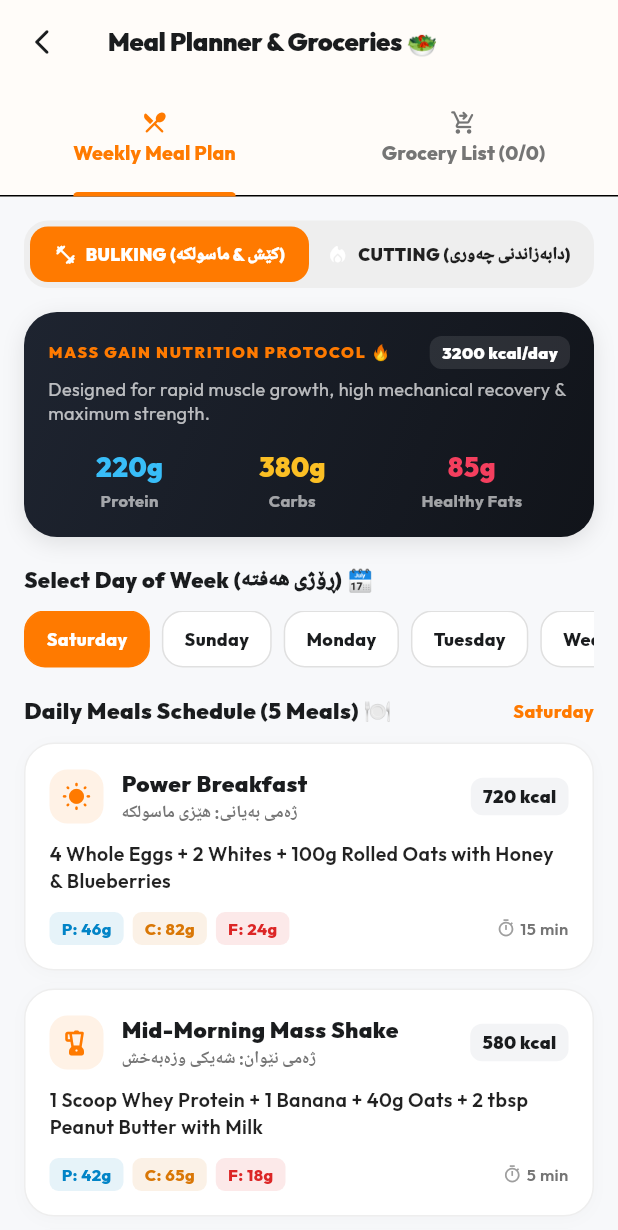
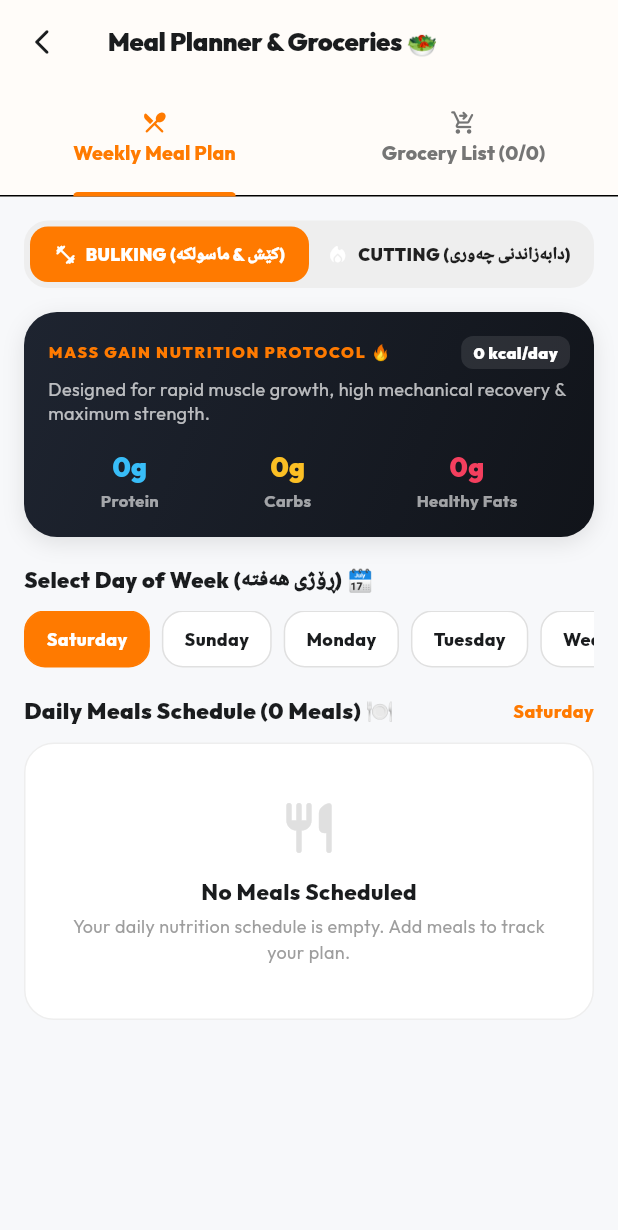
Before and after one commit to Ibrahim-pti/gym-bilal, a Flutter app: the WeeklyMealPlannerScreen screen opened directly, on a phone screen of 412 x 824 dp. Shown: the top 1230 px of the screen. Run offline on Flutter 3.47's test engine with Material 3 defaults, Android fonts, the phone set to English and light mode, and no system bars; our stand-ins replace flutter_local_notifications, google_fonts, qr_flutter, timezone, webview_flutter; missing offline and left inert: rasedi_flutter_sdk.

Commit message:
Purge all remaining written mock data, macro numbers, and sample entries across entire app

```diff
--- a/lib/features/calorie/presentation/screens/calorie_screen.dart
+++ b/lib/features/calorie/presentation/screens/calorie_screen.dart
@@ -613,7 +613,7 @@ class _CalorieScreenState extends State<CalorieScreen> {
                 ),
                 SizedBox(height: 2),
                 Text(
-                  'Creatine, Whey Isolate, Omega-3 • 4/6 Taken',
+                  'Daily vitamins & supplement stack',
                   style: TextStyle(fontSize: 11.5, color: Color(0xFF7E22CE), fontWeight: FontWeight.w500),
                 ),
               ],
--- a/lib/features/calorie/presentation/screens/weekly_meal_planner_screen.dart
+++ b/lib/features/calorie/presentation/screens/weekly_meal_planner_screen.dart
@@ -85,127 +85,8 @@ class _WeeklyMealPlannerScreenState extends State<WeeklyMealPlannerScreen>
     super.dispose();
   }
 
-  // --- Meal Plans Data ---
-  List<MealPlanItem> get _currentMealPlan {
-    if (_selectedGoal == 'bulking') {
-      return const [
-        MealPlanItem(
-          title: 'Power Breakfast',
-          kurdishTitle: 'ژەمی بەیانی: هێزی ماسولکە',
-          food: '4 Whole Eggs + 2 Whites + 100g Rolled Oats with Honey & Blueberries',
-          calories: 720,
-          protein: '46g',
-          carbs: '82g',
-          fat: '24g',
-          prepTime: '15 min',
-          icon: Icons.wb_sunny_rounded,
-        ),
-        MealPlanItem(
-          title: 'Mid-Morning Mass Shake',
-          kurdishTitle: 'ژەمی نێوان: شەیكی وزەبەخش',
-          food: '1 Scoop Whey Protein + 1 Banana + 40g Oats + 2 tbsp Peanut Butter with Milk',
-          calories: 580,
-          protein: '42g',
-          carbs: '65g',
-          fat: '18g',
-          prepTime: '5 min',
-          icon: Icons.blender_rounded,
-        ),
-        MealPlanItem(
-          title: 'Heavy Anabolic Lunch',
-          kurdishTitle: 'ژەمی نیوەڕۆ: سنگی مریشک و برنج',
-          food: '250g Grilled Chicken Breast + 220g Jasmine Rice + Steamed Broccoli with Olive Oil',
-          calories: 820,
-          protein: '68g',
-          carbs: '95g',
-          fat: '16g',
-          prepTime: '25 min',
-          icon: Icons.restaurant_rounded,
-        ),
-        MealPlanItem(
-          title: 'Pre-Workout Energy Boost',
-          kurdishTitle: 'ژەمی پێش وەرزش: کاربۆهیدراتی خێرا',
-          food: '4 Rice Cakes + Peanut Butter + Sliced Banana + Black Espresso Coffee',
-          calories: 340,
-          protein: '11g',
-          carbs: '54g',
-          fat: '10g',
-          prepTime: '5 min',
-          icon: Icons.bolt_rounded,
-        ),
-        MealPlanItem(
-          title: 'Night Recovery Dinner',
-          kurdishTitle: 'ژەمی ئێوارە: سەلەمون و پەتاتەی شیرین',
-          food: '220g Grilled Salmon + 250g Baked Sweet Potato + Mixed Green Salad',
-          calories: 740,
-          protein: '54g',
-          carbs: '62g',
-          fat: '28g',
-          prepTime: '30 min',
-          icon: Icons.nightlight_round,
-        ),
-      ];
-    } else {
-      // Cutting / Shred Diet
-      return const [
-        MealPlanItem(
-          title: 'Lean High-Protein Breakfast',
-          kurdishTitle: 'ژەمی بەیانی: پرۆتینی بەرز و کەم چەوری',
-          food: '5 Egg Whites + 1 Whole Egg + 50g Oats + Spinach Omelette',
-          calories: 410,
-          protein: '38g',
-          carbs: '34g',
-          fat: '12g',
-          prepTime: '12 min',
-          icon: Icons.wb_sunny_rounded,
-        ),
-        MealPlanItem(
-          title: 'Mid-Morning Protein Fuel',
-          kurdishTitle: 'ژەمی نێوان: وی پرۆتین و بادام',
-          food: '1 Scoop Whey Isolate in Water + 15 Raw Almonds + 1 Green Apple',
-          calories: 260,
-          protein: '30g',
-          carbs: '18g',
-          fat: '8g',
-          prepTime: '3 min',
-          icon: Icons.blender_rounded,
-        ),
-        MealPlanItem(
-          title: 'Clean Shred Lunch',
-          kurdishTitle: 'ژەمی نیوەڕۆ: مریشک و برنجی قاوەیی',
-          food: '220g Skinless Chicken Breast + 120g Brown Rice + Huge Cucumber & Greens Bowl',
-          calories: 520,
-          protein: '58g',
-          carbs: '48g',
-          fat: '9g',
-          prepTime: '20 min',
-          icon: Icons.restaurant_rounded,
-        ),
-        MealPlanItem(
-          title: 'Pre-Workout Pump Snack',
-          kurdishTitle: 'ژەمی پێش ڕاهێنان',
-          food: '1 Medium Banana + Double Shot Espresso + 5g Creatine',
-          calories: 110,
-          protein: '2g',
-          carbs: '27g',
-          fat: '0g',
-          prepTime: '2 min',
-          icon: Icons.bolt_rounded,
-        ),
-        MealPlanItem(
-          title: 'Metabolic Fat-Loss Dinner',
-          kurdishTitle: 'ژەمی ئێوارە: گۆشتی بێ چەوری و سەوزە',
-          food: '200g Lean Beef Mince 95/5 + Sautéed Zucchini, Peppers & Asparagus',
-          calories: 460,
-          protein: '52g',
-          carbs: '14g',
-          fat: '16g',
-          prepTime: '20 min',
-          icon: Icons.nightlight_round,
-        ),
-      ];
-    }
-  }
+  // --- Meal Plans Data (Clean Initial State) ---
+  List<MealPlanItem> get _currentMealPlan => const [];
 
   void _showAddGroceryDialog() {
     final nameCtrl = TextEditingController();
@@ -477,9 +358,9 @@ class _WeeklyMealPlannerScreenState extends State<WeeklyMealPlannerScreen>
               Row(
                 mainAxisAlignment: MainAxisAlignment.spaceAround,
                 children: [
-                  _buildMacroCircle('Protein', _selectedGoal == 'bulking' ? '220g' : '205g', const Color(0xFF38BDF8)),
-                  _buildMacroCircle('Carbs', _selectedGoal == 'bulking' ? '380g' : '170g', const Color(0xFFFBBF24)),
-                  _buildMacroCircle('Healthy Fats', _selectedGoal == 'bulking' ? '85g' : '45g', const Color(0xFFF43F5E)),
+                  _buildMacroCircle('Protein', '0g', const Color(0xFF38BDF8)),
+                  _buildMacroCircle('Carbs', '0g', const Color(0xFFFBBF24)),
+                  _buildMacroCircle('Healthy Fats', '0g', const Color(0xFFF43F5E)),
                 ],
               ),
             ],
@@ -553,6 +434,32 @@ class _WeeklyMealPlannerScreenState extends State<WeeklyMealPlannerScreen>
         ),
         const SizedBox(height: 10),
 
+        if (meals.isEmpty)
+          Container(
+            padding: const EdgeInsets.symmetric(vertical: 36, horizontal: 20),
+            alignment: Alignment.center,
+            decoration: BoxDecoration(
+              color: Colors.white,
+              borderRadius: BorderRadius.circular(20),
+              border: Border.all(color: Colors.grey.shade200),
+            ),
+            child: Column(
+              children: [
+                Icon(Icons.restaurant_rounded, size: 40, color: Colors.grey.shade300),
+                const SizedBox(height: 12),
+                const Text(
+                  'No Meals Scheduled',
+                  style: TextStyle(fontWeight: FontWeight.w800, fontSize: 15, color: AppColors.lightTextPrimary),
+                ),
+                const SizedBox(height: 4),
+                Text(
+                  'Your daily nutrition schedule is empty. Add meals to track your plan.',
+                  textAlign: TextAlign.center,
+                  style: TextStyle(fontSize: 12, color: Colors.grey.shade500),
+                ),
+              ],
+            ),
+          ),
         ...meals.map((meal) {
           return Container(
             margin: const EdgeInsets.only(bottom: 12),
--- a/lib/features/profile/presentation/screens/ai_gym_coach_screen.dart
+++ b/lib/features/profile/presentation/screens/ai_gym_coach_screen.dart
@@ -28,7 +28,7 @@ class _AiGymCoachScreenState extends State<AiGymCoachScreen> {
   final List<ChatMessage> _messages = [
     const ChatMessage(
       text:
-          'سڵاو کاک ئاریان! من Coach Bilal AIـم، ڕاهێنەری زیرەکی دەستکردی هۆڵەکەت 🤖💪.\nدەتوانیت هەر پرسیارێکت لەسەر خشتەی ڕاهێنان، تەکنیکی یارییەکان، یان ڕێجیم و پرۆتین هەیە لێم بپرسیت.',
+          'سڵاو! من Coach Bilal AIـم، ڕاهێنەری زیرەکی دەستکردی هۆڵەکەت 🤖💪.\nدەتوانیت هەر پرسیارێکت لەسەر خشتەی ڕاهێنان، تەکنیکی یارییەکان، یان ڕێجیم و پرۆتین هەیە لێم بپرسیت.',
       isUser: false,
       time: '10:00 AM',
     ),
--- a/lib/features/profile/presentation/screens/profile_screen.dart
+++ b/lib/features/profile/presentation/screens/profile_screen.dart
@@ -836,7 +836,7 @@ class _ProfileScreenState extends State<ProfileScreen> {
                         ),
                         SizedBox(height: 2),
                         Text(
-                          'Creatine, Whey, Omega-3 • 4/6 Taken Today',
+                          'Daily supplement stack & schedule',
                           style: TextStyle(
                             fontSize: 11.5,
                             color: AppColors.lightTextSecondary,
@@ -902,17 +902,17 @@ class _ProfileScreenState extends State<ProfileScreen> {
           // 7. Monthly Performance Metric Tiles
           Row(
             children: [
-              _buildStatBox('Current Weight', '76.0 kg', 'Goal: 75.0 kg', Icons.monitor_weight_outlined),
+              _buildStatBox('Current Weight', '-- kg', 'No entries yet', Icons.monitor_weight_outlined),
               const SizedBox(width: 10),
-              _buildStatBox('Workouts Done', '28 Sessions', 'Past 30 Days', Icons.fitness_center_rounded),
+              _buildStatBox('Workouts Done', '0 Sessions', 'This Month', Icons.fitness_center_rounded),
             ],
           ),
           const SizedBox(height: 10),
           Row(
             children: [
-              _buildStatBox('Calories Burned', '14,250 kcal', 'Monthly Burn', Icons.whatshot_rounded),
+              _buildStatBox('Calories Burned', '0 kcal', 'This Month', Icons.whatshot_rounded),
               const SizedBox(width: 10),
-              _buildStatBox('Active Hours', '34.5 hrs', 'Total Gym Time', Icons.timer_outlined),
+              _buildStatBox('Active Hours', '0.0 hrs', 'Gym Time', Icons.timer_outlined),
             ],
           ),
           const SizedBox(height: 20),
```
Also changed, not shown: lib/features/community/presentation/screens/reels_viewer_screen.dart (+34 -0 lines), lib/features/home/presentation/screens/home_screen.dart (+10 -10 lines), lib/features/workout/presentation/screens/live_workout_session_screen.dart (+33 -43 lines).
